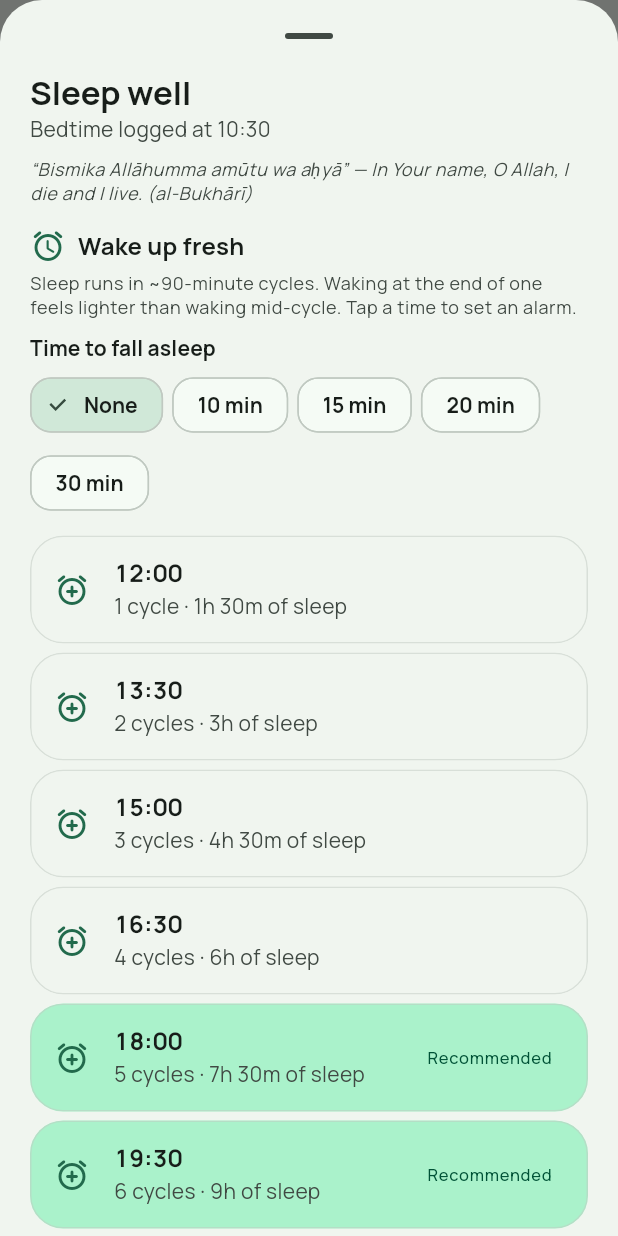
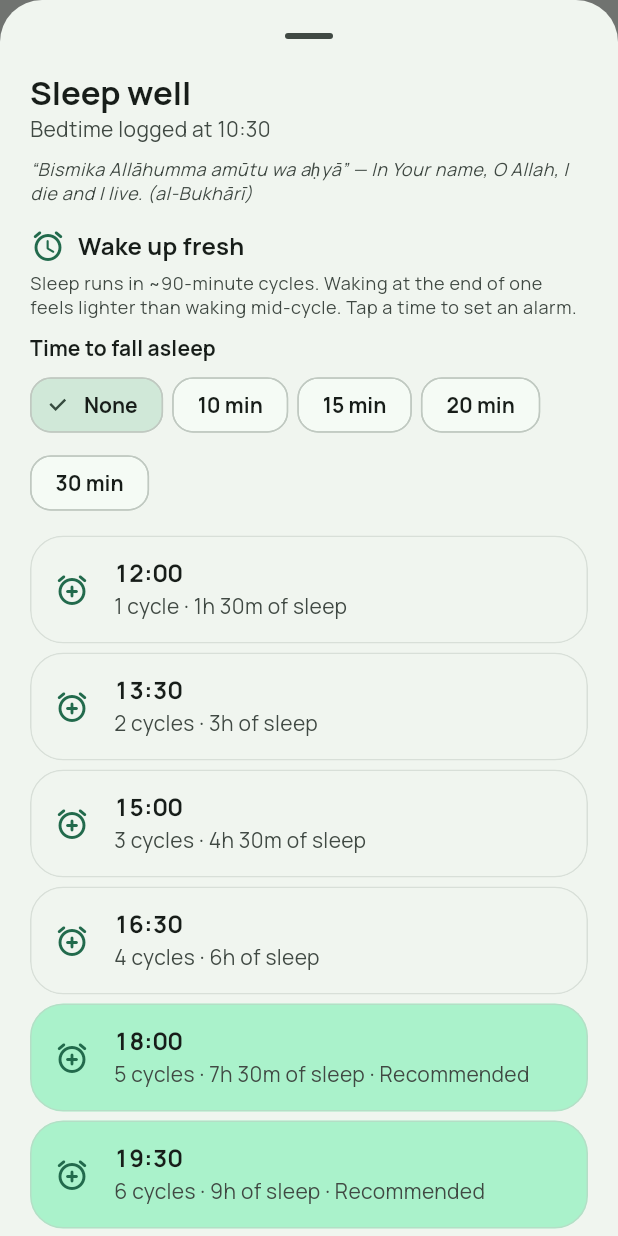
Before and after one commit to yasirfaizahmed/redemption, a Flutter app: what showWakeTimesSheet() shows on an empty page, opened directly with empty values, on a phone screen of 412 x 824 dp. Run offline on Flutter 3.47's test engine with Material 3 defaults, Android fonts, the phone set to English and light mode, and no system bars; drawn by our look-alikes of dynamic_color; our stand-ins replace confetti, cross_file, cupertino_ui, drift, drift_flutter, file_picker and 12 more; missing offline and left inert: google_sign_in_platform_interface; accounts and stored records are empty; generated files the repository leaves out were written again; network calls fail; statements that could not run were skipped.

Commit message:
Fix wake-up times review findings
- Times a day or more away can't be tapped: the Clock app only takes
  hour:minute and would ring at the next occurrence, a day early. They
  say "set it closer to bedtime".
- Every alarm set from the panel stays marked. With several, the line
  below lists them all and says to turn off any not needed.
- A failed alarm shows on the tapped time, not below the list.
- Without a Clock app to talk to (iOS), the times are a guide: no
  alarm icon and no error.
- "Recommended" moves into the subtitle, and the time never wraps at
  large text sizes.
- The sheet opens on the root navigator, covering the tabs and not
  staying behind in the Today branch.
- In the entry sheet the panel sits below Save.
- The name guess leaves out wake-up names ("Out of bed", "Woke from
  sleep", "Sleep end").
- The editor switch follows the name being typed, and saving stores
  what it showed.

Co-Authored-By: Claude Opus 5.5 <noreply@anthropic.com>
Claude-Session: https://claude.ai/code/session_01T5uD5dN1D85R7k6m4eAXEG

```diff
--- a/lib/domain/models.dart
+++ b/lib/domain/models.dart
@@ -194,12 +194,21 @@ class Tracker {
 
   /// A bedtime tracker: after logging, wake-up times on full 90-minute
   /// sleep cycles are suggested. Set in the editor, or guessed from the
-  /// name ("Sleep time", "Bedtime", "Went to bed"…).
+  /// name (see [looksLikeBedtime]).
   bool get suggestsWakeTimes =>
       type == TrackerType.time &&
-      (config.suggestWakeTimes ?? _bedtimeName.hasMatch(name));
+      (config.suggestWakeTimes ?? looksLikeBedtime(name));
+
+  /// "Sleep time", "Bedtime", "Went to bed", "Asleep by" — but not waking
+  /// up ("Out of bed", "Woke from sleep", "Sleep end").
+  static bool looksLikeBedtime(String name) =>
+      _bedtimeName.hasMatch(name) && !_wakeName.hasMatch(name);
 
   static final _bedtimeName = RegExp('sleep|bed', caseSensitive: false);
+  static final _wakeName = RegExp(
+    r'wake|woke|\bup\b|\brise\b|\bend\b|out of bed|from (bed|sleep)',
+    caseSensitive: false,
+  );
 
   bool isScheduledOn(Day day) => Weekdays.has(weekdays, day.weekday);
 
--- a/lib/features/entry/wake_times.dart
+++ b/lib/features/entry/wake_times.dart
@@ -18,6 +18,8 @@ Future<void> showWakeTimesSheet(
   isScrollControlled: true,
   showDragHandle: true,
   useSafeArea: true,
+  // Cover the bottom navigation bar, and don't stay behind in the Today tab.
+  useRootNavigator: true,
   builder: (_) => _WakeTimesSheet(bedtime: bedtime),
 );
 
@@ -72,8 +74,11 @@ class WakeTimesPanel extends ConsumerStatefulWidget {
 }
 
 class _WakeTimesPanelState extends ConsumerState<WakeTimesPanel> {
-  /// The wake-up time an alarm was just set for, and whether it worked.
-  ({DateTime at, bool ok})? _alarm;
+  /// Alarms set from this panel: each tap adds one in the Clock app.
+  final _set = <DateTime>{};
+
+  /// A time whose alarm the Clock app didn't take.
+  DateTime? _failed;
   bool _busy = false;
 
   Future<void> _setFallAsleep(int minutes) async {
@@ -97,7 +102,12 @@ class _WakeTimesPanelState extends ConsumerState<WakeTimesPanel> {
     if (mounted) {
       setState(() {
         _busy = false;
-        _alarm = (at: w.at, ok: ok);
+        if (ok) {
+          _set.add(w.at);
+          _failed = null;
+        } else {
+          _failed = w.at;
+        }
       });
     }
   }
@@ -108,17 +118,18 @@ class _WakeTimesPanelState extends ConsumerState<WakeTimesPanel> {
     final scheme = theme.colorScheme;
     final settings = ref.watch(settingsValueProvider);
     final now = ref.watch(clockProvider);
+    final canAlarm = ref.watch(alarmServiceProvider).isSupported;
     final times = SleepCycles.wakeTimes(
       widget.bedtime,
       fallAsleepMinutes: settings.fallAsleepMinutes,
     );
     String time(DateTime t) =>
         Clock.format(Clock.fromDateTime(t), use24h: settings.use24h);
-    final alarm = _alarm;
     final choices = {
       ...SleepCycles.fallAsleepChoices,
       settings.fallAsleepMinutes,
     }.toList()..sort();
+    final set = _set.toList()..sort();
 
     return Column(
       crossAxisAlignment: CrossAxisAlignment.stretch,
@@ -128,13 +139,16 @@ class _WakeTimesPanelState extends ConsumerState<WakeTimesPanel> {
           children: [
             Icon(Icons.alarm_rounded, color: scheme.primary),
             const SizedBox(width: 8),
-            Text('Wake up fresh', style: theme.textTheme.titleMedium),
+            Expanded(
+              child: Text('Wake up fresh', style: theme.textTheme.titleMedium),
+            ),
           ],
         ),
         const SizedBox(height: 4),
         Text(
           'Sleep runs in ~90-minute cycles. Waking at the end of one feels '
-          'lighter than waking mid-cycle. Tap a time to set an alarm.',
+          'lighter than waking mid-cycle. '
+          '${canAlarm ? 'Tap a time to set an alarm.' : 'Set your alarm for one of these times.'}',
           style: theme.textTheme.bodySmall?.copyWith(
             color: scheme.onSurfaceVariant,
           ),
@@ -159,21 +173,29 @@ class _WakeTimesPanelState extends ConsumerState<WakeTimesPanel> {
           _WakeTile(
             time: time(w.at),
             wake: w,
-            passed: !w.at.isAfter(now),
-            alarmSet: alarm != null && alarm.ok && alarm.at == w.at,
-            onTap: _busy ? null : () => _setAlarm(w),
+            // The Clock app only takes hour:minute and rings at its next
+            // occurrence, so a time a day or more away would ring too soon.
+            state: !w.at.isAfter(now)
+                ? _TileState.passed
+                : w.at.difference(now) >= const Duration(hours: 24)
+                ? _TileState.tooFar
+                : _set.contains(w.at)
+                ? _TileState.alarmSet
+                : _failed == w.at
+                ? _TileState.failed
+                : _TileState.open,
+            onTap: canAlarm && !_busy ? () => _setAlarm(w) : null,
           ),
-        if (alarm != null)
+        if (set.isNotEmpty)
           Padding(
             padding: const EdgeInsets.only(top: 4),
             child: Text(
-              alarm.ok
-                  ? 'Alarm set for ${time(alarm.at)} in your Clock app.'
-                  : 'Couldn’t reach the Clock app — set an alarm for '
-                        '${time(alarm.at)} yourself.',
-              style: theme.textTheme.bodySmall?.copyWith(
-                color: alarm.ok ? scheme.primary : scheme.error,
-              ),
+              set.length == 1
+                  ? 'Alarm set for ${time(set.single)} in your Clock app.'
+                  : 'Alarms on in your Clock app: '
+                        '${set.map(time).join(', ')}. Turn off any you '
+                        'don’t need there.',
+              style: theme.textTheme.bodySmall?.copyWith(color: scheme.primary),
             ),
           ),
       ],
@@ -181,59 +203,78 @@ class _WakeTimesPanelState extends ConsumerState<WakeTimesPanel> {
   }
 }
 
+enum _TileState { open, alarmSet, failed, passed, tooFar }
+
 class _WakeTile extends StatelessWidget {
   const _WakeTile({
     required this.time,
     required this.wake,
-    required this.passed,
-    required this.alarmSet,
+    required this.state,
     required this.onTap,
   });
 
   final String time;
   final WakeTime wake;
-  final bool passed;
-  final bool alarmSet;
+  final _TileState state;
+
+  /// Null when no alarm can be set from here (the times are a guide).
   final VoidCallback? onTap;
 
   @override
   Widget build(BuildContext context) {
     final theme = Theme.of(context);
     final scheme = theme.colorScheme;
+    final usable = state != _TileState.passed && state != _TileState.tooFar;
+    final highlight = wake.isRecommended && usable;
     final cycles = '${wake.cycles} ${wake.cycles == 1 ? 'cycle' : 'cycles'}';
-    final sleep = Clock.formatDuration(wake.sleepMinutes);
+    final note = switch (state) {
+      _TileState.passed => 'already passed',
+      _TileState.tooFar => 'over a day away — set it closer to bedtime',
+      _TileState.alarmSet => 'alarm set',
+      _TileState.failed => 'couldn’t reach the Clock app — set it yourself',
+      _TileState.open => null,
+    };
     return Card(
       margin: const EdgeInsets.symmetric(vertical: 3),
-      color: wake.isRecommended && !passed
-          ? scheme.primaryContainer
-          : scheme.surfaceContainerLow,
+      color: highlight ? scheme.primaryContainer : scheme.surfaceContainerLow,
       child: ListTile(
-        enabled: !passed,
-        onTap: passed ? null : onTap,
+        enabled: usable,
+        onTap: usable ? onTap : null,
         leading: Icon(
-          alarmSet ? Icons.alarm_on_rounded : Icons.alarm_add_rounded,
-          color: passed ? null : scheme.primary,
+          switch (state) {
+            _TileState.alarmSet => Icons.alarm_on_rounded,
+            _TileState.failed => Icons.alarm_off_rounded,
+            _ when onTap == null => Icons.schedule_rounded,
+            _ => Icons.alarm_add_rounded,
+          },
+          color: !usable
+              ? null
+              : state == _TileState.failed
+              ? scheme.error
+              : scheme.primary,
         ),
-        title: Text(
-          time,
-          style: theme.textTheme.titleMedium?.copyWith(
-            fontFeatures: const [FontFeature.tabularFigures()],
+        // The time never breaks across lines, even with large text.
+        title: FittedBox(
+          fit: BoxFit.scaleDown,
+          alignment: Alignment.centerLeft,
+          child: Text(
+            time,
+            maxLines: 1,
+            style: theme.textTheme.titleMedium?.copyWith(
+              fontFeatures: const [FontFeature.tabularFigures()],
+            ),
           ),
         ),
         subtitle: Text(
           [
-            '$cycles · $sleep of sleep',
-            if (passed) 'already passed' else if (alarmSet) 'alarm set',
+            '$cycles · ${Clock.formatDuration(wake.sleepMinutes)} of sleep',
+            if (highlight) 'Recommended',
+            ?note,
           ].join(' · '),
+          style: state == _TileState.failed
+              ? TextStyle(color: scheme.error)
+              : null,
         ),
-        trailing: wake.isRecommended && !passed
-            ? Text(
-                'Recommended',
-                style: theme.textTheme.labelSmall?.copyWith(
-                  color: scheme.onPrimaryContainer,
-                ),
-              )
-            : null,
       ),
     );
   }
```
Also changed, not shown: lib/features/entry/entry_sheet.dart (+13 -12 lines), lib/features/trackers/tracker_editor_screen.dart (+13 -1 lines), 2 other files.
